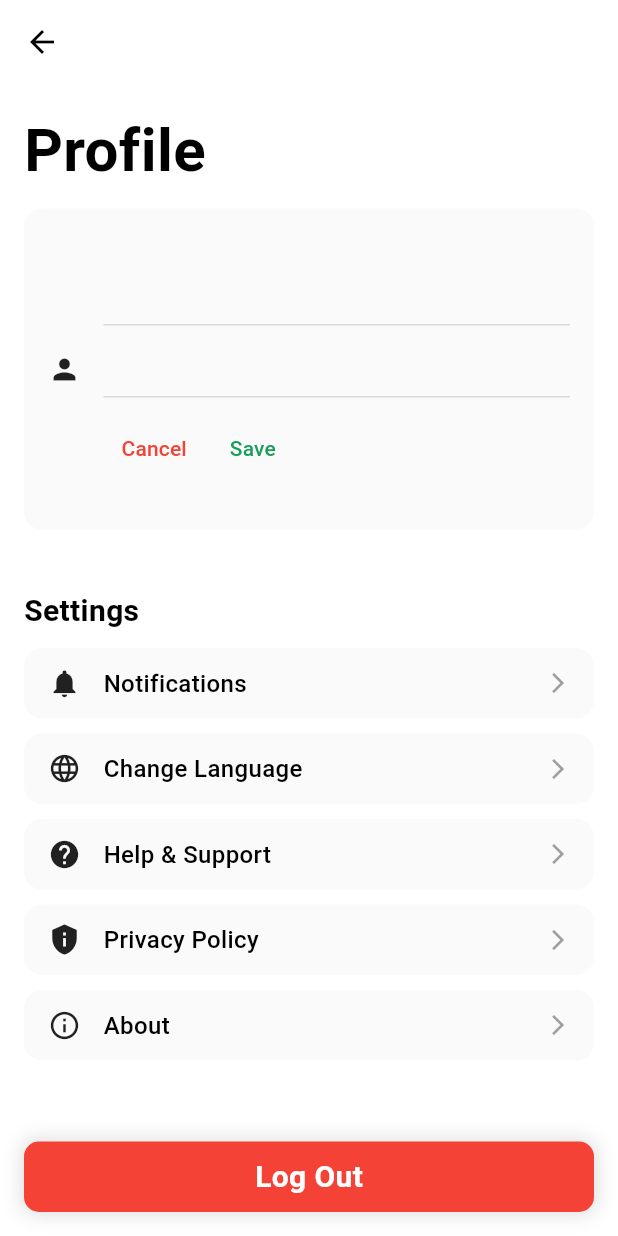
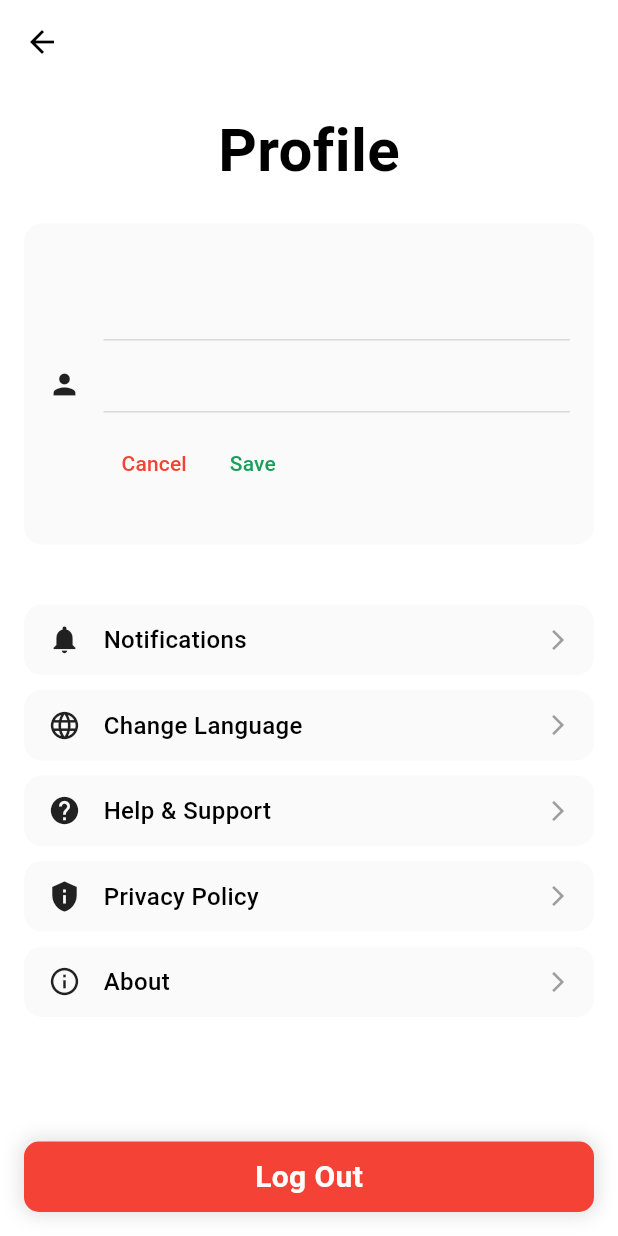
Before and after one commit to j03-dev/voamamy, a Flutter app: the ProfileScreen screen opened by its route, after a tap on the "edit" icon, on a phone screen of 412 x 824 dp. Run offline on Flutter 3.47's test engine with Material 3 defaults, Android fonts, the light colour scheme and no system bars; our stand-ins replace dio, shared_preferences; accounts and stored records are empty; network calls fail.

Commit message:
delete the setting label and center title in profile screen

```diff
--- a/app/frontend/lib/src/features/home/home_screen.dart
+++ b/app/frontend/lib/src/features/home/home_screen.dart
@@ -74,7 +74,6 @@ class _HomeScreenState extends State<HomeScreen> {
                     fontWeight: FontWeight.w600,
                     fontSize: mediumTextSize,
                   ),
-                  overflow: TextOverflow.ellipsis,
                 ),
               ),
               SizedBox(height: verticalSpacing * 2.5),
--- a/app/frontend/lib/src/features/user/profile_screen.dart
+++ b/app/frontend/lib/src/features/user/profile_screen.dart
@@ -80,9 +80,7 @@ class _ProfileScreenState extends State<ProfileScreen> {
           Expanded(
             child:
                 (!_isEdited)
-                    ? LayoutBuilder(
-                      builder: (context, _) {
-                        return Column(
+                    ? Column(
                       crossAxisAlignment: CrossAxisAlignment.start,
                       children: [
                         Text(
@@ -95,18 +93,11 @@ class _ProfileScreenState extends State<ProfileScreen> {
                         const SizedBox(height: 10),
                         Text(
                           phoneNumber,
-                              style: TextStyle(
-                                fontSize: 14,
-                                color: Colors.grey,
-                              ),
+                          style: TextStyle(fontSize: 14, color: Colors.grey),
                         ),
                       ],
-                        );
-                      },
                     )
-                    : LayoutBuilder(
-                      builder: (context, constriants) {
-                        return Form(
+                    : Form(
                       key: _formKey,
                       child: Column(
                         children: [
@@ -164,8 +155,6 @@ class _ProfileScreenState extends State<ProfileScreen> {
                           ),
                         ],
                       ),
-                        );
-                      },
                     ),
           ),
           if (!_isEdited)
@@ -192,21 +181,18 @@ class _ProfileScreenState extends State<ProfileScreen> {
           crossAxisAlignment: CrossAxisAlignment.start,
           children: [
             const SizedBox(width: 40),
-            Text(
+            Center(
+              child: Text(
                 "Profile",
                 style: TextStyle(fontSize: 40, fontWeight: FontWeight.bold),
               ),
-            const SizedBox(height: 10),
+            ),
+            const SizedBox(height: 20),
             _buildProfileCard(
               fullName: _currentUser?.full_name ?? 'Loading...',
               phoneNumber: _currentUser?.phone_number ?? 'Loading...',
             ),
             const SizedBox(height: 40),
-            Text(
-              "Settings",
-              style: TextStyle(fontSize: 20, fontWeight: FontWeight.bold),
-            ),
-            const SizedBox(height: 10),
             SettingItem(
               icon: Icons.notifications,
               label: "Notifications",
```
Lines whose indentation alone changed are shown as unchanged.
